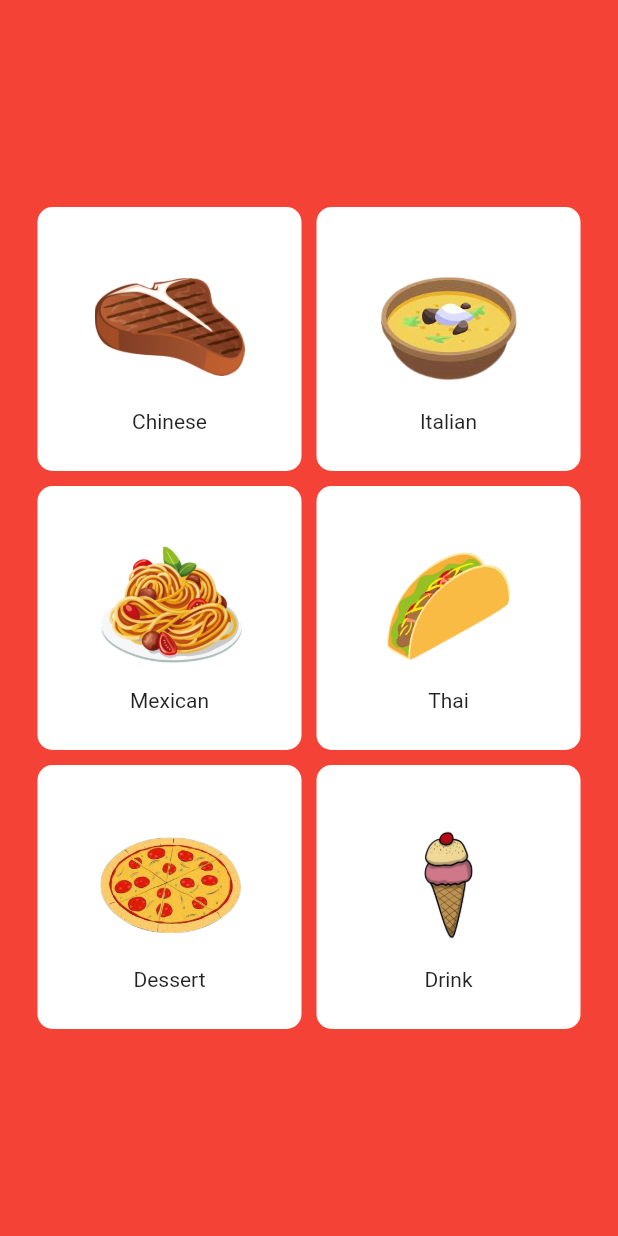
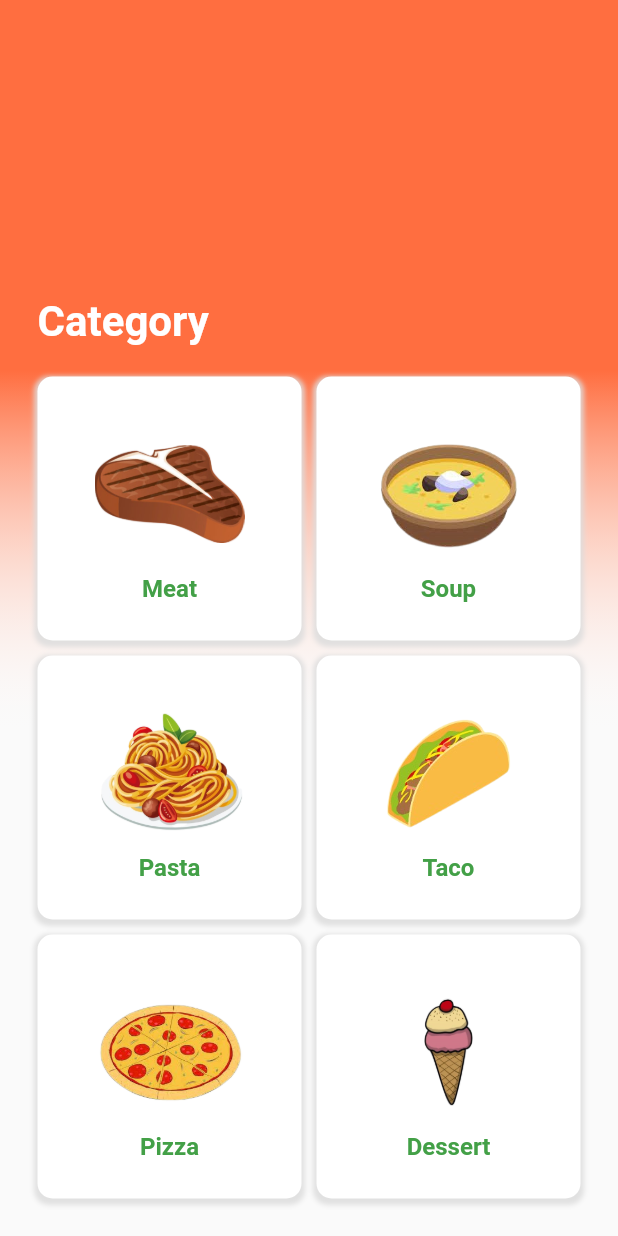
Before and after one commit to Mattias170624/ReceptApp, a Flutter app: the screen it shows after launch, on a phone screen of 412 x 824 dp. Run offline on Flutter 3.47's test engine with Material 2 defaults, Android fonts, the phone set to English and light mode, and no system bars.

Commit message:
Added some styling to cards

```diff
--- a/lib/main.dart
+++ b/lib/main.dart
@@ -1,6 +1,7 @@
 // ignore_for_file: prefer_const_constructors, use_key_in_widget_constructors
 
-import 'package:grupp_project/screens/homescreen.dart';
+import 'package:grupp_project/utilities/themes/mainTheme.dart';
+import 'package:grupp_project/screens/homeScreen.dart';
 import 'package:flutter/material.dart';
 
 void main() {
@@ -13,9 +14,7 @@ class MyApp extends StatelessWidget {
   @override
   Widget build(BuildContext context) {
     return MaterialApp(
-      theme: ThemeData(
-        primarySwatch: Colors.blue,
-      ),
+      theme: MainTheme.themeData,
       home: HomeScreen(),
     );
   }
--- a/lib/screens/homescreen.dart
+++ b/lib/screens/homescreen.dart
@@ -1,5 +1,5 @@
 // ignore_for_file: use_key_in_widget_constructors, prefer_const_constructors
-
+import 'package:grupp_project/widgets/homeScreenImage.dart';
 import 'package:flutter/material.dart';
 
 class HomeScreen extends StatefulWidget {
@@ -8,25 +8,62 @@ class HomeScreen extends StatefulWidget {
 }
 
 class _HomeScreenState extends State<HomeScreen> {
+  final List<String> _getFoodCategoryNames = [
+    'Meat',
+    'Soup',
+    'Pasta',
+    'Taco',
+    'Pizza',
+    'Dessert',
+  ];
+
   @override
   Widget build(BuildContext context) {
     return Scaffold(
-      backgroundColor: Colors.red,
-      body: SafeArea(
-        child: Center(
-          child: GridView.count(
+      body: Stack(
+        children: [
+          HomeScreenGradient(),
+          SafeArea(
+            child: Container(
+              padding: EdgeInsets.all(25.0),
+              child: Column(
+                crossAxisAlignment: CrossAxisAlignment.center,
+                mainAxisAlignment: MainAxisAlignment.end,
+                children: [
+                  Container(
+                    width: double.infinity,
+                    margin: EdgeInsets.only(bottom: 20.0),
+                    child: Text(
+                      'Category',
+                      style: TextStyle(
+                        fontWeight: FontWeight.bold,
+                        color: Colors.white,
+                        fontSize: 28.0,
+                      ),
+                    ),
+                  ),
+                  GridView.count(
                     physics: BouncingScrollPhysics(),
                     shrinkWrap: true,
                     crossAxisCount: 2,
                     mainAxisSpacing: 10.0,
                     crossAxisSpacing: 10.0,
-            padding: EdgeInsets.all(25.0),
                     children: List.generate(6, (index) {
-              return Container(
+                      return GestureDetector(
+                        onTap: () => _handleCategoryClick(index),
+                        child: Container(
                           padding: EdgeInsets.all(25.0),
                           decoration: BoxDecoration(
                             borderRadius: BorderRadius.circular(10.0),
                             color: Colors.white,
+                            boxShadow: const [
+                              BoxShadow(
+                                color: Color(0xDDDDDDDD),
+                                blurRadius: 2.0,
+                                spreadRadius: 2.0,
+                                offset: Offset(0.0, 2.0),
+                              )
+                            ],
                           ),
                           child: Column(
                             mainAxisAlignment: MainAxisAlignment.center,
@@ -39,27 +76,36 @@ class _HomeScreenState extends State<HomeScreen> {
                                   width: 100.0,
                                 ),
                               ),
-                    Text(_getFoodCategoryNames[index]),
+                              Text(
+                                _getFoodCategoryNames[index],
+                                style: TextStyle(
+                                  color:
+                                      Theme.of(context).colorScheme.secondary,
+                                  fontWeight: FontWeight.bold,
+                                  fontSize: 16.0,
+                                ),
+                              ),
                             ],
+                          ),
                         ),
                       );
                     }),
                   ),
+                ],
               ),
+            ),
+          ),
+        ],
       ),
     );
   }
 
-  final List<String> _getFoodCategoryNames = [
-    'Chinese',
-    'Italian',
-    'Mexican',
-    'Thai',
-    'Dessert',
-    'Drink',
-  ];
+  void _handleCategoryClick(int categoryIndex) {
+    print(categoryIndex);
+    // send user to $index page, and show list of $index type foods
+  }
 
-  AssetImage _getCategoryImages(int index) {
+  AssetImage _getCategoryImages(int categoryIndex) {
     final List<String> foodImageRefs = [
       'assets/images/steak.png',
       'assets/images/soup.png',
@@ -69,6 +115,6 @@ class _HomeScreenState extends State<HomeScreen> {
       'assets/images/dessert.png',
     ];
 
-    return AssetImage(foodImageRefs[index]);
+    return AssetImage(foodImageRefs[categoryIndex]);
   }
 }
--- /dev/null
+++ b/lib/utilities/themes/mainTheme.dart
@@ -0,0 +1,21 @@
+// ignore_for_file: file_names, prefer_const_constructors
+
+import 'package:flutter/material.dart';
+
+class MainTheme {
+  static ThemeData themeData = ThemeData(
+    colorScheme: ColorScheme(
+      brightness: Brightness.light,
+      primary: Colors.orange,
+      onPrimary: Colors.deepOrangeAccent,
+      secondary: Colors.green.shade600,
+      onSecondary: Colors.black,
+      error: Colors.black,
+      onError: Colors.black,
+      background: Color(0xf2f2f7ff),
+      onBackground: Colors.black,
+      surface: Colors.black,
+      onSurface: Colors.black,
+    ),
+  );
+}
--- /dev/null
+++ b/lib/widgets/homeScreenImage.dart
@@ -0,0 +1,25 @@
+// ignore_for_file: prefer_const_constructors, use_key_in_widget_constructors
+
+import 'package:flutter/material.dart';
+
+class HomeScreenGradient extends StatelessWidget {
+  @override
+  Widget build(BuildContext context) {
+    return Container(
+      decoration: BoxDecoration(
+        gradient: LinearGradient(
+          begin: Alignment.topCenter,
+          end: Alignment.bottomCenter,
+          stops: const [
+            0.3,
+            0.6,
+          ],
+          colors: [
+            Theme.of(context).colorScheme.onPrimary,
+            Colors.white.withOpacity(0.0),
+          ],
+        ),
+      ),
+    );
+  }
+}
--- a/pubspec.yaml
+++ b/pubspec.yaml
@@ -68,6 +68,7 @@ flutter:
     - assets/images/steak.png
     - assets/images/tacos.png
 
+
   # An image asset can refer to one or more resolution-specific "variants", see
   # https://flutter.dev/assets-and-images/#resolution-aware
 
```
Lines whose indentation alone changed are shown as unchanged.
